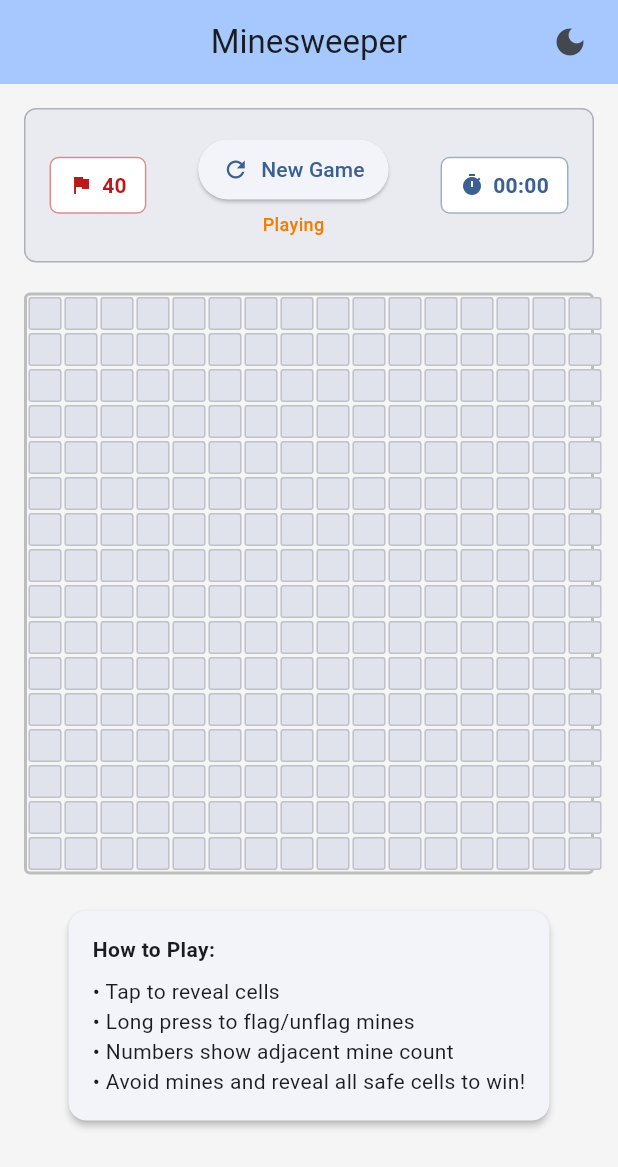
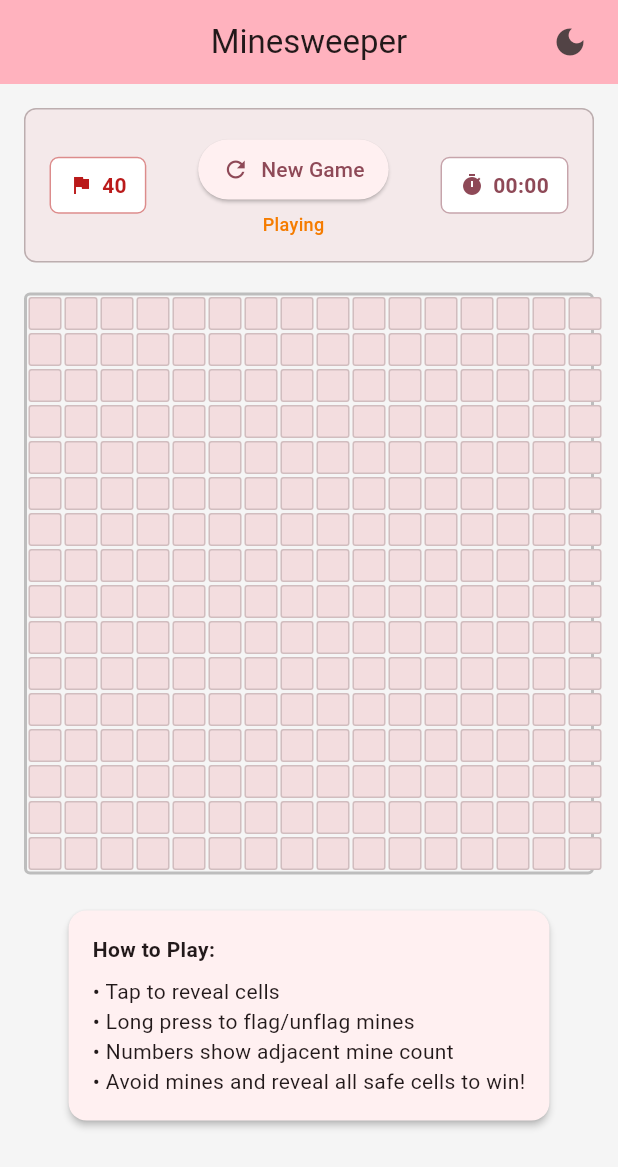
Before and after one commit to BirjuVachhani/mine_sweeper, a Flutter app: the screen it shows after launch, on a phone screen of 412 x 824 dp. Shown: the top 1167 px of the screen. Run offline on Flutter 3.47's test engine with Material 3 defaults, Android fonts, the phone set to English and light mode, and no system bars; our stand-ins replace shared_preferences.

Commit message:
Update primary theme colors

```diff
--- a/lib/constants/app_theme.dart
+++ b/lib/constants/app_theme.dart
@@ -2,12 +2,12 @@ import 'package:flutter/material.dart';
 
 class AppTheme {
   // Light theme colors
-  static const Color _lightPrimary = Color(0xFF1976D2);
+  static const Color _lightPrimary = Color(0xFFE91E63);
   static const Color _lightBackground = Color(0xFFF5F5F5);
   static const Color _lightSurface = Colors.white;
 
   // Dark theme colors
-  static const Color _darkPrimary = Color(0xFF42A5F5);
+  static const Color _darkPrimary = Color(0xFFF48FB1);
   static const Color _darkBackground = Color(0xFF121212);
   static const Color _darkSurface = Color(0xFF1E1E1E);
 
```
